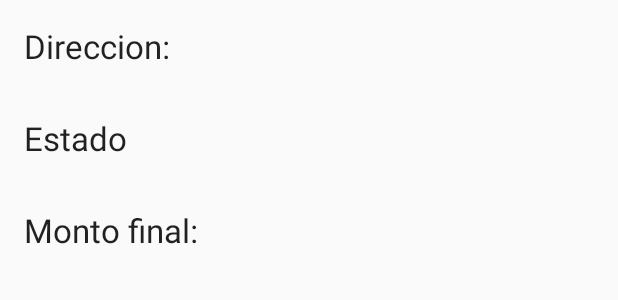
After one commit to MartinEGonzalez95/TrabajoCIU, an Android app: the layout pedido_detail.xml on its own in the app's theme, with its tools: preview values and no code run, on a phone screen of 412 x 824 dp. The commit adds this screen. Shown: the top 300 px of the screen. Run offline under Robolectric (Android 15) with nearby library versions, the phone set to English and light mode, and no system bars.

Commit message:
se puede ver el detalle de cada pedido del cliente.

```diff
--- a/ClienteAndroid/app/src/main/java/edu/unq/tpi/ciu/dreamteam/clientedominosandroid/UsuarioDetailActivity.java
+++ b/ClienteAndroid/app/src/main/java/edu/unq/tpi/ciu/dreamteam/clientedominosandroid/UsuarioDetailActivity.java
@@ -2,10 +2,7 @@ package edu.unq.tpi.ciu.dreamteam.clientedominosandroid;
 
 import android.content.Intent;
 import android.os.Bundle;
-import android.support.design.widget.FloatingActionButton;
-import android.support.design.widget.Snackbar;
 import android.support.v7.widget.Toolbar;
-import android.view.View;
 import android.support.v7.app.AppCompatActivity;
 import android.support.v7.app.ActionBar;
 import android.support.v4.app.NavUtils;
@@ -44,7 +41,7 @@ public class UsuarioDetailActivity extends AppCompatActivity {
         if (savedInstanceState == null) {
             UsuarioDetailFragment fragment = new UsuarioDetailFragment();
             getSupportFragmentManager().beginTransaction()
-                    .add(R.id.pedido_detail_container, fragment)
+                    .add(R.id.usuario_detail_container, fragment)
                     .commit();
         }
     }
--- a/ClienteAndroid/app/src/main/res/layout-w900dp/usuario_pedidos_list.xml
+++ b/ClienteAndroid/app/src/main/res/layout-w900dp/usuario_pedidos_list.xml
@@ -30,7 +30,7 @@
         tools:listitem="@layout/usuario_pedidos_list_content" />
 
     <FrameLayout
-        android:id="@+id/pedido_detail_container"
+        android:id="@+id/usuario_detail_container"
         android:layout_width="0dp"
         android:layout_height="match_parent"
         android:layout_weight="3" />
--- a/ClienteAndroid/app/src/main/res/layout/activity_usuario_detail.xml
+++ b/ClienteAndroid/app/src/main/res/layout/activity_usuario_detail.xml
@@ -35,12 +35,11 @@
     </android.support.design.widget.AppBarLayout>
 
     <android.support.v4.widget.NestedScrollView
-        android:id="@+id/pedido_detail_container"
+        android:id="@+id/usuario_detail_container"
         android:layout_width="match_parent"
         android:layout_height="match_parent"
-        app:layout_behavior="@string/appbar_scrolling_view_behavior">
+        app:layout_behavior="@string/appbar_scrolling_view_behavior"/>
 
 
-    </android.support.v4.widget.NestedScrollView>
 
 </android.support.design.widget.CoordinatorLayout>
--- a/ClienteAndroid/app/src/main/res/layout/activity_usuario_pedidos_list.xml
+++ b/ClienteAndroid/app/src/main/res/layout/activity_usuario_pedidos_list.xml
@@ -62,8 +62,8 @@
                 android:id="@+id/list_title"
                 android:layout_width="match_parent"
                 android:layout_height="wrap_content"
-                android:text="PEDIDOS ANTERIORES"
-                android:textSize="24dp"
+                android:text="@string/pedidos"
+                android:textSize="24sp"
                 android:textStyle="bold" />
             <View android:id="@+id/list_title_Divider"
                 android:layout_height="2dp"
--- /dev/null
+++ b/ClienteAndroid/app/src/main/res/layout/pedido_detail.xml
@@ -0,0 +1,86 @@
+<?xml version="1.0" encoding="utf-8"?>
+<LinearLayout xmlns:android="http://schemas.android.com/apk/res/android"
+    xmlns:tools="http://schemas.android.com/tools"
+    android:layout_width="match_parent"
+    android:layout_height="match_parent"
+    android:orientation="vertical">
+
+    <LinearLayout
+        android:layout_width="wrap_content"
+        android:layout_height="wrap_content"
+        android:gravity="bottom"
+        android:orientation="vertical">
+
+        <LinearLayout
+            android:layout_width="wrap_content"
+            android:layout_height="wrap_content"
+            android:orientation="horizontal">
+
+            <TextView
+                style="?android:attr/textAppearanceLarge"
+                android:layout_width="match_parent"
+                android:layout_height="wrap_content"
+                android:padding="16dp"
+                android:text="@string/pedido_direccion"
+                tools:context="edu.unq.tpi.ciu.dreamteam.deliveryandroid.PedidoDetailFragment" />
+
+
+            <TextView
+                android:id="@+id/pedido_direccion"
+                style="?android:attr/textAppearanceLarge"
+                android:layout_width="match_parent"
+                android:layout_height="wrap_content"
+                android:padding="16dp"
+                tools:context="edu.unq.tpi.ciu.dreamteam.deliveryandroid.PedidoDetailFragment" />
+
+        </LinearLayout>
+
+
+        <LinearLayout
+            android:layout_width="wrap_content"
+            android:layout_height="wrap_content"
+            android:orientation="horizontal">
+
+            <TextView
+                style="?android:attr/textAppearanceLarge"
+                android:layout_width="match_parent"
+                android:layout_height="wrap_content"
+                android:padding="16dp"
+                android:text="@string/pedido_estado"
+                tools:context="edu.unq.tpi.ciu.dreamteam.deliveryandroid.PedidoDetailFragment" />
+
+            <TextView
+                android:id="@+id/pedido_state"
+                style="?android:attr/textAppearanceLarge"
+                android:layout_width="match_parent"
+                android:layout_height="wrap_content"
+                android:padding="16dp"
+                tools:context="edu.unq.tpi.ciu.dreamteam.deliveryandroid.PedidoDetailFragment" />
+
+        </LinearLayout>
+
+        <LinearLayout
+            android:layout_width="wrap_content"
+            android:layout_height="wrap_content"
+            android:orientation="horizontal">
+
+            <TextView
+                style="?android:attr/textAppearanceLarge"
+                android:layout_width="match_parent"
+                android:layout_height="wrap_content"
+                android:padding="16dp"
+                android:text="@string/pedido_montoFinal"
+                tools:context="edu.unq.tpi.ciu.dreamteam.deliveryandroid.PedidoDetailFragment" />
+
+            <TextView
+                android:id="@+id/pedido_monto"
+                style="?android:attr/textAppearanceLarge"
+                android:layout_width="match_parent"
+                android:layout_height="wrap_content"
+                android:padding="16dp"
+                tools:context="edu.unq.tpi.ciu.dreamteam.deliveryandroid.PedidoDetailFragment" />
+        </LinearLayout>
+
+
+    </LinearLayout>
+</LinearLayout>
--- a/ClienteAndroid/app/src/main/res/layout/usuario_detail.xml
+++ b/ClienteAndroid/app/src/main/res/layout/usuario_detail.xml
@@ -1,7 +1,7 @@
 
 <FrameLayout xmlns:android="http://schemas.android.com/apk/res/android"
     xmlns:app="http://schemas.android.com/apk/res-auto"
-    android:id="@id/pedido_detail_container"
+    android:id="@id/usuario_detail_container"
     android:layout_width="match_parent"
     android:layout_height="match_parent"
     app:layout_behavior="@string/appbar_scrolling_view_behavior">
@@ -13,7 +13,7 @@
         android:layout_height="wrap_content"
         android:layout_gravity="bottom"
         android:layout_margin="@dimen/fab_margin"
-        app:layout_anchor="@+id/pedido_detail_container"
+        app:layout_anchor="@id/usuario_detail_container"
         app:srcCompat="@android:drawable/ic_menu_save" />
 
     <LinearLayout
--- a/ClienteAndroid/app/src/main/res/values/strings.xml
+++ b/ClienteAndroid/app/src/main/res/values/strings.xml
@@ -14,7 +14,7 @@
     <string name="pedido_estado"> Estado </string>
     <string name="pedido_platos_nombre">Plato:</string>
 
-
+    <string name="pedidos">PEDIDOS ANTERIORES</string>
 
 
 </resources>
```
Also changed, not shown: ClienteAndroid/app/src/main/AndroidManifest.xml (+10 -0 lines), ClienteAndroid/app/src/main/java/edu/unq/tpi/ciu/dreamteam/clientedominosandroid/PedidoDetailActivity.java (added, +52 -0 lines), ClienteAndroid/app/src/main/java/edu/unq/tpi/ciu/dreamteam/clientedominosandroid/PedidoDetailFragment.java (added, +66 -0 lines), ClienteAndroid/app/src/main/java/edu/unq/tpi/ciu/dreamteam/clientedominosandroid/UsuarioPedidosListActivity.java (+24 -53 lines), ClienteAndroid/app/src/main/java/edu/unq/tpi/ciu/dreamteam/clientedominosandroid/android/AdapterForPedidoRow.java (added, +75 -0 lines), ClienteAndroid/app/src/main/java/edu/unq/tpi/ciu/dreamteam/clientedominosandroid/domain/Plato.java (+6 -6 lines), ClienteAndroid/app/src/main/res/layout/usuario_pedidos_list_content.xml (+0 -7 lines).
